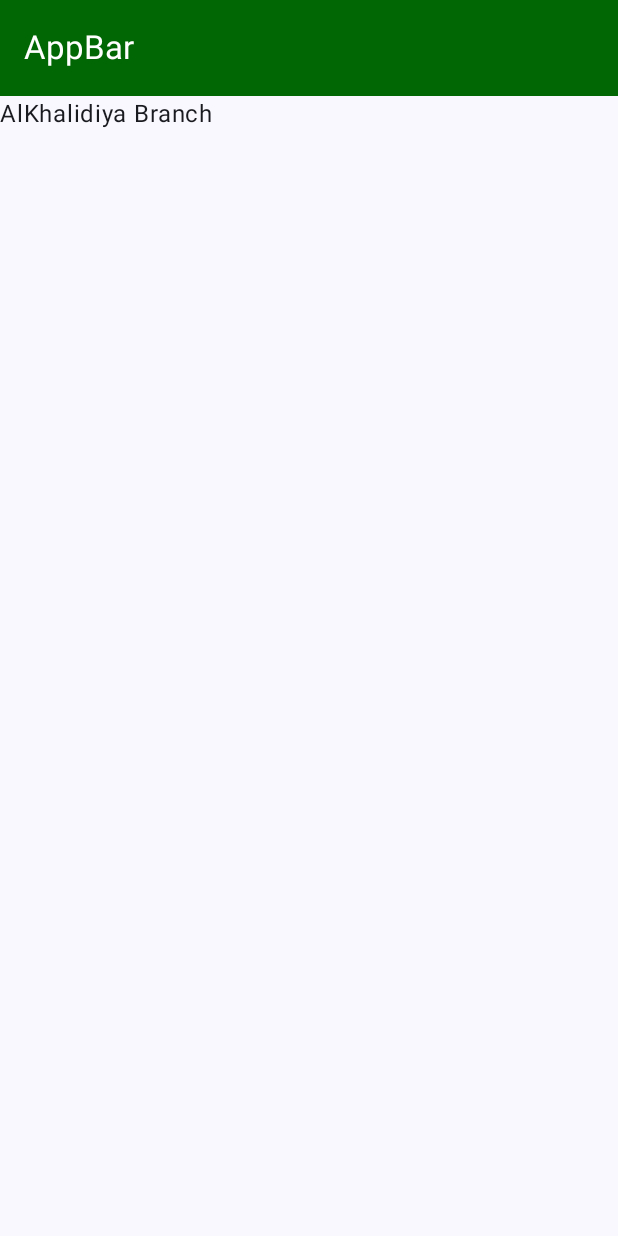
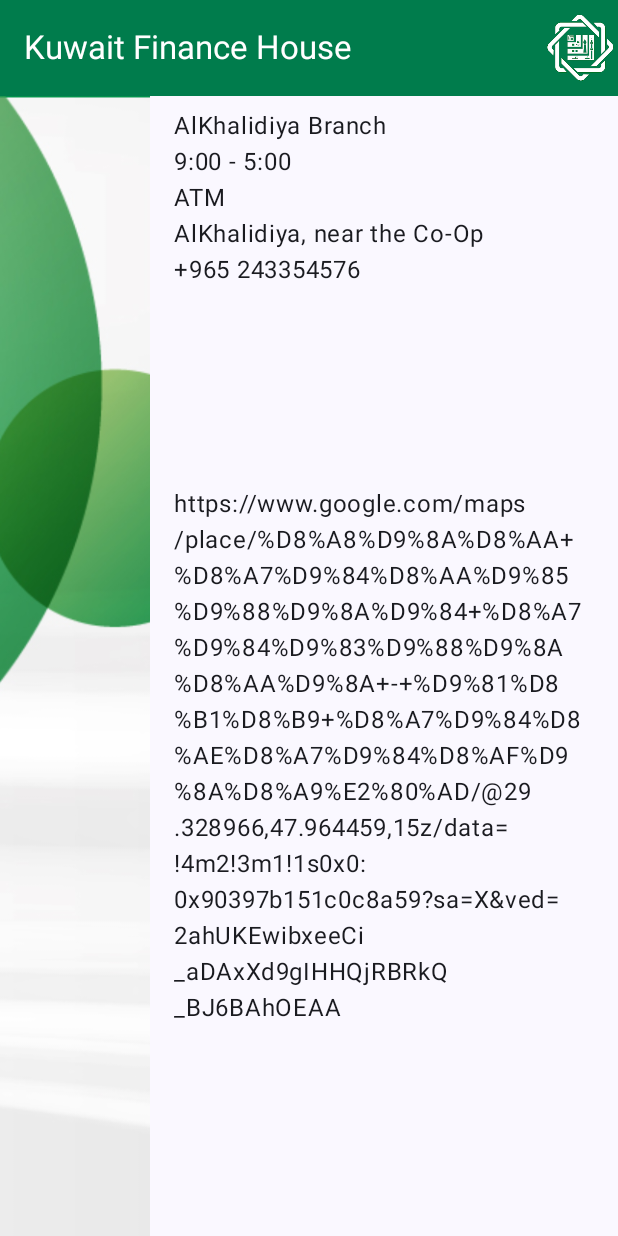
Before and after one commit to yasoofm/Branch-List-Project, an Android app built with Jetpack Compose: the screen it shows after launch (MainActivity), after a tap on "AlKhalidiya Branch", on a phone screen of 412 x 824 dp. Run offline under Robolectric (Android 15) with nearby library versions, the phone set to English and light mode, and no system bars.

Commit message:
details page

```diff
--- a/app/build.gradle.kts
+++ b/app/build.gradle.kts
@@ -51,8 +51,7 @@ android {
 
 dependencies {
 
-    val navVersion = "2.7.6"
-    implementation("androidx.navigation:navigation-compose:$navVersion")
+    implementation("androidx.navigation:navigation-compose:2.7.6")
     implementation("androidx.core:core-ktx:1.12.0")
     implementation("androidx.lifecycle:lifecycle-runtime-ktx:2.7.0")
     implementation("androidx.activity:activity-compose:1.8.2")
--- a/app/src/main/java/com/example/branchlistproject/composables/App.kt
+++ b/app/src/main/java/com/example/branchlistproject/composables/App.kt
@@ -1,26 +1,56 @@
 package com.example.branchlistproject.composables
 
+import androidx.compose.foundation.Image
+import androidx.compose.foundation.layout.Arrangement
+import androidx.compose.foundation.layout.Row
+import androidx.compose.foundation.layout.fillMaxHeight
 import androidx.compose.foundation.layout.fillMaxSize
+import androidx.compose.foundation.layout.fillMaxWidth
 import androidx.compose.foundation.layout.padding
+import androidx.compose.foundation.layout.size
 import androidx.compose.material3.ExperimentalMaterial3Api
+import androidx.compose.material3.MaterialTheme
 import androidx.compose.material3.Scaffold
 import androidx.compose.material3.Text
 import androidx.compose.material3.TopAppBar
 import androidx.compose.material3.TopAppBarDefaults
 import androidx.compose.runtime.Composable
+import androidx.compose.ui.Alignment
 import androidx.compose.ui.Modifier
+import androidx.compose.ui.draw.clip
 import androidx.compose.ui.graphics.Color
+import androidx.compose.ui.layout.ContentScale
+import androidx.compose.ui.res.painterResource
+import androidx.compose.ui.unit.dp
+import com.example.branchlistproject.R
 import com.example.branchlistproject.ui.theme.DarkGreen
 
 @OptIn(ExperimentalMaterial3Api::class)
 @Composable
-fun App(modifier: Modifier = Modifier){
-    Scaffold(modifier = modifier.fillMaxSize(), topBar = {
-        TopAppBar(title = { Text(text = "AppBar")},
-            colors = TopAppBarDefaults.topAppBarColors(
-                containerColor = DarkGreen,
-                titleContentColor = Color.White)
-        )}) {
-            BranchNavHost(modifier = Modifier.padding(it))
+fun App(modifier: Modifier = Modifier) {
+    Scaffold(modifier = modifier.fillMaxSize(),
+        topBar = {
+            TopAppBar(
+                title = {
+                    Row (modifier = Modifier.fillMaxWidth(), horizontalArrangement = Arrangement.SpaceBetween, verticalAlignment = Alignment.CenterVertically){
+                        Text(text = "Kuwait Finance House")
+                        Image(
+                            painter = painterResource(id =R.drawable.logo),
+                            contentDescription = null,
+                            modifier = Modifier
+                                .size(50.dp)
+                                .clip(shape = MaterialTheme.shapes.small),
+
+
+                        )
+                    }
+                },
+                colors = TopAppBarDefaults.topAppBarColors(
+                    containerColor = DarkGreen,
+                    titleContentColor = Color.White
+                )
+            )
+        }) {
+        BranchNavHost(modifier = Modifier.padding(it))
     }
 }
--- a/app/src/main/java/com/example/branchlistproject/composables/BranchDetails.kt
+++ b/app/src/main/java/com/example/branchlistproject/composables/BranchDetails.kt
@@ -1,10 +1,48 @@
 package com.example.branchlistproject.composables
 
+import androidx.compose.foundation.Image
+import androidx.compose.foundation.layout.Arrangement
+import androidx.compose.foundation.layout.Box
+import androidx.compose.foundation.layout.Column
+import androidx.compose.foundation.layout.Row
+import androidx.compose.foundation.layout.fillMaxHeight
+import androidx.compose.foundation.layout.fillMaxSize
+import androidx.compose.foundation.layout.fillMaxWidth
+import androidx.compose.foundation.layout.height
+import androidx.compose.foundation.layout.padding
+import androidx.compose.foundation.layout.width
+import androidx.compose.material3.MaterialTheme
+import androidx.compose.material3.Scaffold
 import androidx.compose.material3.Text
 import androidx.compose.runtime.Composable
+import androidx.compose.ui.Alignment
+import androidx.compose.ui.Modifier
+import androidx.compose.ui.draw.clip
+import androidx.compose.ui.layout.ContentScale
+import androidx.compose.ui.res.painterResource
+import androidx.compose.ui.unit.dp
 import com.example.branchlistproject.model.BankBranch
 
 @Composable
 fun BranchDetails(branch: BankBranch){
+    Row {
+        Box(modifier = Modifier.width(100.dp)){
+            Image(modifier = Modifier.fillMaxHeight(),painter = painterResource(id = branch.imageURI), contentDescription = "Branch", alignment = Alignment.Center, contentScale = ContentScale.FillHeight)
+        }
+ Column(modifier = Modifier
+     .fillMaxWidth()
+     .padding(vertical = 8.dp, horizontal = 16.dp))
+
+
+    {
     Text(text = branch.name)
-}
+     Text(text = branch.workingHours)
+     Text(text = "${branch.type}")
+     Text(text =  branch.address)
+     Text(text = branch.phone)
+
+    Row(modifier = Modifier.fillMaxSize(), horizontalArrangement = Arrangement.SpaceBetween, verticalAlignment = Alignment.CenterVertically) {
+        Text(text = branch.location)
+    }
+ }
+}}
--- a/app/src/main/java/com/example/branchlistproject/repo/BranchRepo.kt
+++ b/app/src/main/java/com/example/branchlistproject/repo/BranchRepo.kt
@@ -8,37 +8,37 @@ class BranchRepo {
     companion object{
         val branchList = listOf<BankBranch>(
             BankBranch(1, "AlKhalidiya Branch", Type.ATM,
-                "AlKhalidiya, near the Co-Op", "243354576",
+                "AlKhalidiya, near the Co-Op", "+965 243354576",
                 "9:00 - 5:00",
                 "https://www.google.com/maps/place/%D8%A8%D9%8A%D8%AA+%D8%A7%D9%84%D8%AA%D9%85%D9%88%D9%8A%D9%84+%D8%A7%D9%84%D9%83%D9%88%D9%8A%D8%AA%D9%8A+-+%D9%81%D8%B1%D8%B9+%D8%A7%D9%84%D8%AE%D8%A7%D9%84%D8%AF%D9%8A%D8%A9%E2%80%AD/@29.328966,47.964459,15z/data=!4m2!3m1!1s0x0:0x90397b151c0c8a59?sa=X&ved=2ahUKEwibxeeCi_aDAxXd9gIHHQjRBRkQ_BJ6BAhOEAA",
                 R.drawable.go
             ),
             BankBranch(2, "Kaifan Branch", Type.BRANCH,
-                "Kaifan, next to Alkuwait Sports Club", "24879021",
+                "Kaifan, next to Alkuwait Sports Club", "+965 24879021",
                 "9:00 - 5:00",
                 "https://www.google.com/maps/place/%D8%A8%D9%8A%D8%AA+%D8%A7%D9%84%D8%AA%D9%85%D9%88%D9%8A%D9%84+%D8%A7%D9%84%D9%83%D9%88%D9%8A%D8%AA%D9%8A+-+%D9%81%D8%B1%D8%B9+%D9%83%D9%8A%D9%81%D8%A7%D9%86%E2%80%AD/@29.3395215,47.9619357,15z/data=!4m2!3m1!1s0x0:0x36b176ac874f5049?sa=X&ved=2ahUKEwjBoMfCi_aDAxUA8gIHHQssAs0Q_BJ6BAhREAA",
                 R.drawable.branch),
             BankBranch(3, "AlYarmouk Branch", Type.ATM,
-                "AlYarmouk, at the back of the KNPC gas station", "24698716",
+                "AlYarmouk, at the back of the KNPC gas station", "+965 24698716",
                 "9:00 - 5:00",
                 "https://www.google.com/maps/place/%D8%A8%D9%8A%D8%AA+%D8%A7%D9%84%D8%AA%D9%85%D9%88%D9%8A%D9%84+%D8%A7%D9%84%D9%83%D9%88%D9%8A%D8%AA%D9%8A%E2%80%AD/@29.3094936,47.9634681,3a,75y,90t/data=!3m8!1e2!3m6!1sAF1QipPVp2Rf_k0wlEyOqyRv-2xjN-y87aE__j1sKOL6!2e10!3e12!6shttps:%2F%2Flh5.googleusercontent.com%2Fp%2FAF1QipPVp2Rf_k0wlEyOqyRv-2xjN-y87aE__j1sKOL6%3Dw114-h86-k-no!7i3648!8i2736!4m15!1m7!3m6!1s0x3fcf9ba83373d7f5:0xee024ddfe2ddc380!2z2KjZitiqINin2YTYqtmF2YjZitmEINin2YTZg9mI2YrYqtmK!8m2!3d29.3094927!4d47.9634976!16s%2Fg%2F1x5f8vfl!3m6!1s0x3fcf9ba83373d7f5:0xee024ddfe2ddc380!8m2!3d29.3094927!4d47.9634976!10e5!16s%2Fg%2F1x5f8vfl?entry=ttu",
-                R.drawable.xtm),
+                R.drawable.xtmm),
             BankBranch(4, "AlKhalidiya Branch", Type.ATM,
-                "AlKhalidiya, near the Co-Op", "243354576",
+                "AlKhalidiya, near the Co-Op", "+965 243354576",
                 "9:00 - 5:00",
                 "https://www.google.com/maps/place/%D8%A8%D9%8A%D8%AA+%D8%A7%D9%84%D8%AA%D9%85%D9%88%D9%8A%D9%84+%D8%A7%D9%84%D9%83%D9%88%D9%8A%D8%AA%D9%8A+-+%D9%81%D8%B1%D8%B9+%D8%A7%D9%84%D8%AE%D8%A7%D9%84%D8%AF%D9%8A%D8%A9%E2%80%AD/@29.328966,47.964459,15z/data=!4m2!3m1!1s0x0:0x90397b151c0c8a59?sa=X&ved=2ahUKEwibxeeCi_aDAxXd9gIHHQjRBRkQ_BJ6BAhOEAA",
                 R.drawable.go
             ),
             BankBranch(5, "Kaifan Branch", Type.BRANCH,
-                "Kaifan, next to Alkuwait Sports Club", "24879021",
+                "Kaifan, next to Alkuwait Sports Club", "+ 965 24879021",
                 "9:00 - 5:00",
                 "https://www.google.com/maps/place/%D8%A8%D9%8A%D8%AA+%D8%A7%D9%84%D8%AA%D9%85%D9%88%D9%8A%D9%84+%D8%A7%D9%84%D9%83%D9%88%D9%8A%D8%AA%D9%8A+-+%D9%81%D8%B1%D8%B9+%D9%83%D9%8A%D9%81%D8%A7%D9%86%E2%80%AD/@29.3395215,47.9619357,15z/data=!4m2!3m1!1s0x0:0x36b176ac874f5049?sa=X&ved=2ahUKEwjBoMfCi_aDAxUA8gIHHQssAs0Q_BJ6BAhREAA",
                 R.drawable.branch),
             BankBranch(6, "AlYarmouk Branch", Type.ATM,
-                "AlYarmouk, at the back of the KNPC gas station", "24698716",
+                "AlYarmouk, at the back of the KNPC gas station", "+965 24698716",
                 "9:00 - 5:00",
                 "https://www.google.com/maps/place/%D8%A8%D9%8A%D8%AA+%D8%A7%D9%84%D8%AA%D9%85%D9%88%D9%8A%D9%84+%D8%A7%D9%84%D9%83%D9%88%D9%8A%D8%AA%D9%8A%E2%80%AD/@29.3094936,47.9634681,3a,75y,90t/data=!3m8!1e2!3m6!1sAF1QipPVp2Rf_k0wlEyOqyRv-2xjN-y87aE__j1sKOL6!2e10!3e12!6shttps:%2F%2Flh5.googleusercontent.com%2Fp%2FAF1QipPVp2Rf_k0wlEyOqyRv-2xjN-y87aE__j1sKOL6%3Dw114-h86-k-no!7i3648!8i2736!4m15!1m7!3m6!1s0x3fcf9ba83373d7f5:0xee024ddfe2ddc380!2z2KjZitiqINin2YTYqtmF2YjZitmEINin2YTZg9mI2YrYqtmK!8m2!3d29.3094927!4d47.9634976!16s%2Fg%2F1x5f8vfl!3m6!1s0x3fcf9ba83373d7f5:0xee024ddfe2ddc380!8m2!3d29.3094927!4d47.9634976!10e5!16s%2Fg%2F1x5f8vfl?entry=ttu",
-                R.drawable.xtm),
+                R.drawable.xtmm),
         )
     }
 }
--- a/app/src/main/java/com/example/branchlistproject/ui/theme/Color.kt
+++ b/app/src/main/java/com/example/branchlistproject/ui/theme/Color.kt
@@ -10,4 +10,4 @@ val Purple40 = Color(0xFF6650a4)
 val PurpleGrey40 = Color(0xFF625b71)
 val Pink40 = Color(0xFF7D5260)
 
-val DarkGreen = Color(0xFF006704)
+val DarkGreen = Color(0xFF007C4C)
```
Also changed, not shown: app/src/main/res/drawable/xtmm.jpg (added).
